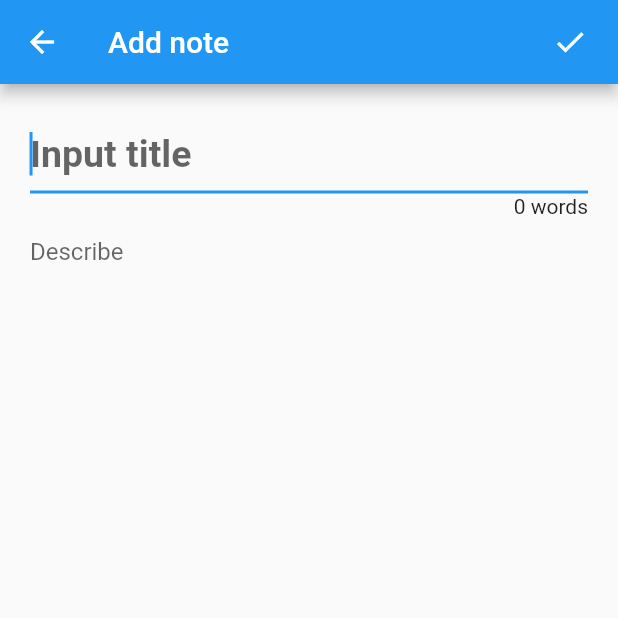
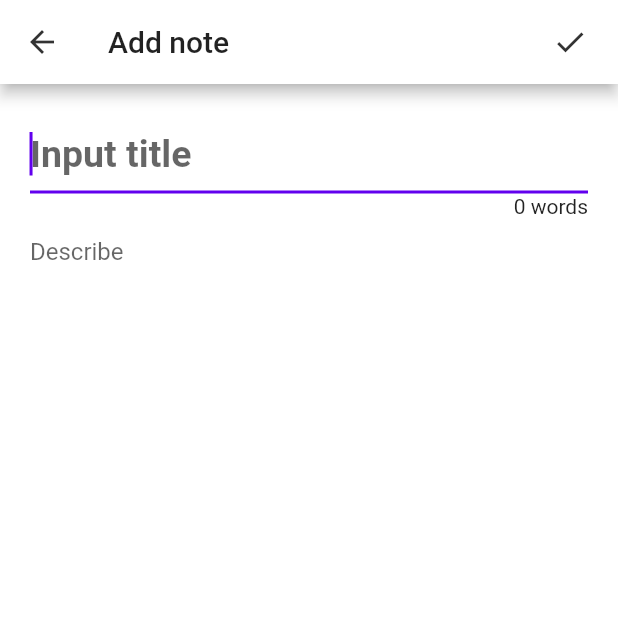
Before and after one commit to Tanvirul-swe/notepad, a Flutter app: the screen it shows after launch, after a tap on the "add" icon, on a phone screen of 412 x 824 dp, the top half of it. Run offline on Flutter 3.47's test engine with Material 2 defaults, Android fonts, the phone set to English and light mode, and no system bars; our stand-ins replace get, google_fonts, sqflite; accounts and stored records are empty.

Commit message:
add dark mode and alertdialog

```diff
--- a/lib/main.dart
+++ b/lib/main.dart
@@ -1,6 +1,7 @@
 import 'package:flutter/material.dart';
+import 'package:notepad/provider/theme_provider.dart';
+import 'package:provider/provider.dart';
 import 'note_list.dart';
-import 'note.dart';
 import 'package:flutter/services.dart';
 import 'package:get/get.dart';
 import 'database/database_helper.dart';
@@ -8,30 +9,59 @@ Future<void> main()async {
   WidgetsFlutterBinding.ensureInitialized();
   await DBHelper.initDb();
   SystemChrome.setSystemUIOverlayStyle(SystemUiOverlayStyle(
-    statusBarColor: Colors.lightBlue,
   ));
   runApp(MyApp());
 
 }
 class MyApp extends StatelessWidget {
+
   @override
-  Widget build(BuildContext context) {
-    return GetMaterialApp(
-      title: 'Note',
-      debugShowCheckedModeBanner: false,
-      theme: ThemeData(
-        appBarTheme: AppBarTheme(
-          brightness: Brightness.light,
-          iconTheme: IconThemeData(
-            color: Colors.white,
-          ),
-        ),
-      ),
-      defaultTransition: Transition.rightToLeft,
-      home: NoteList(),
-    );
-  }
+  Widget build(BuildContext context) => ChangeNotifierProvider(
+    create: (context) => ThemeProvider(),
+    builder: (context, _) {
+      final themeProvider = Provider.of<ThemeProvider>(context);
+
+      return GetMaterialApp(
+        debugShowCheckedModeBanner: false,
+        themeMode: themeProvider.themeMode,
+        theme: MyThemes.lightTheme,
+        darkTheme: MyThemes.darkTheme,
+        home: NoteList(),
+      );
+
+
+
+      //   MaterialApp(
+      //   debugShowCheckedModeBanner: false,
+      //   themeMode: themeProvider.themeMode,
+      //   theme: MyThemes.lightTheme,
+      //   darkTheme: MyThemes.darkTheme,
+      //   home: NoteList(),
+      // );
+    },
+  );
 }
+
+
+// class MyApp extends StatelessWidget {
+//   @override
+//   Widget build(BuildContext context) {
+//     return GetMaterialApp(
+//       title: 'Note',
+//       debugShowCheckedModeBanner: false,
+//       theme: ThemeData(
+//         appBarTheme: AppBarTheme(
+//           brightness: Brightness.light,
+//           iconTheme: IconThemeData(
+//             color: Colors.white,
+//           ),
+//         ),
+//       ),
+//       defaultTransition: Transition.rightToLeft,
+//       home: NoteList(),
+//     );
+//   }
+// }
 // MaterialApp(
 // debugShowCheckedModeBanner: false,
 // // home: NoteList(),
--- /dev/null
+++ b/lib/provider/change_theme_button_widget.dart
@@ -0,0 +1,18 @@
+import 'package:flutter/material.dart';
+import 'package:provider/provider.dart';
+import 'theme_provider.dart';
+
+class ChangeThemeButtonWidget extends StatelessWidget {
+  @override
+  Widget build(BuildContext context) {
+    final themeProvider = Provider.of<ThemeProvider>(context);
+
+    return Switch.adaptive(
+      value: themeProvider.isDarkMode,
+      onChanged: (value) {
+        final provider = Provider.of<ThemeProvider>(context, listen: false);
+        provider.toggleTheme(value);
+      },
+    );
+  }
+}
--- /dev/null
+++ b/lib/provider/theme_provider.dart
@@ -0,0 +1,36 @@
+import 'package:flutter/material.dart';
+import 'package:flutter/scheduler.dart';
+
+class ThemeProvider extends ChangeNotifier {
+  ThemeMode themeMode = ThemeMode.system;
+
+  bool get isDarkMode {
+    if (themeMode == ThemeMode.system) {
+      final brightness = SchedulerBinding.instance.window.platformBrightness;
+      return brightness == Brightness.dark;
+    } else {
+      return themeMode == ThemeMode.dark;
+    }
+  }
+
+  void toggleTheme(bool isOn) {
+    themeMode = isOn ? ThemeMode.dark : ThemeMode.light;
+    notifyListeners();
+  }
+}
+
+class MyThemes {
+  static final darkTheme = ThemeData(
+    scaffoldBackgroundColor: Colors.grey.shade900,
+    primaryColor: Colors.black,
+    colorScheme: ColorScheme.dark(),
+    iconTheme: IconThemeData(color: Colors.purple.shade200, opacity: 0.8),
+  );
+
+  static final lightTheme = ThemeData(
+    scaffoldBackgroundColor: Colors.white,
+    primaryColor: Colors.white,
+    colorScheme: ColorScheme.light(),
+    iconTheme: IconThemeData(color: Colors.red, opacity: 0.8),
+  );
+}
--- a/pubspec.yaml
+++ b/pubspec.yaml
@@ -28,6 +28,7 @@ dependencies:
   path_provider: any
   get: ^4.1.1
   google_fonts: ^2.0.0
+  provider: ^5.0.0
 
 
   # The following adds the Cupertino Icons font to your application.
```
Also changed, not shown: lib/note.dart (+23 -1 lines), lib/note_list.dart (+57 -11 lines), pubspec.lock.
